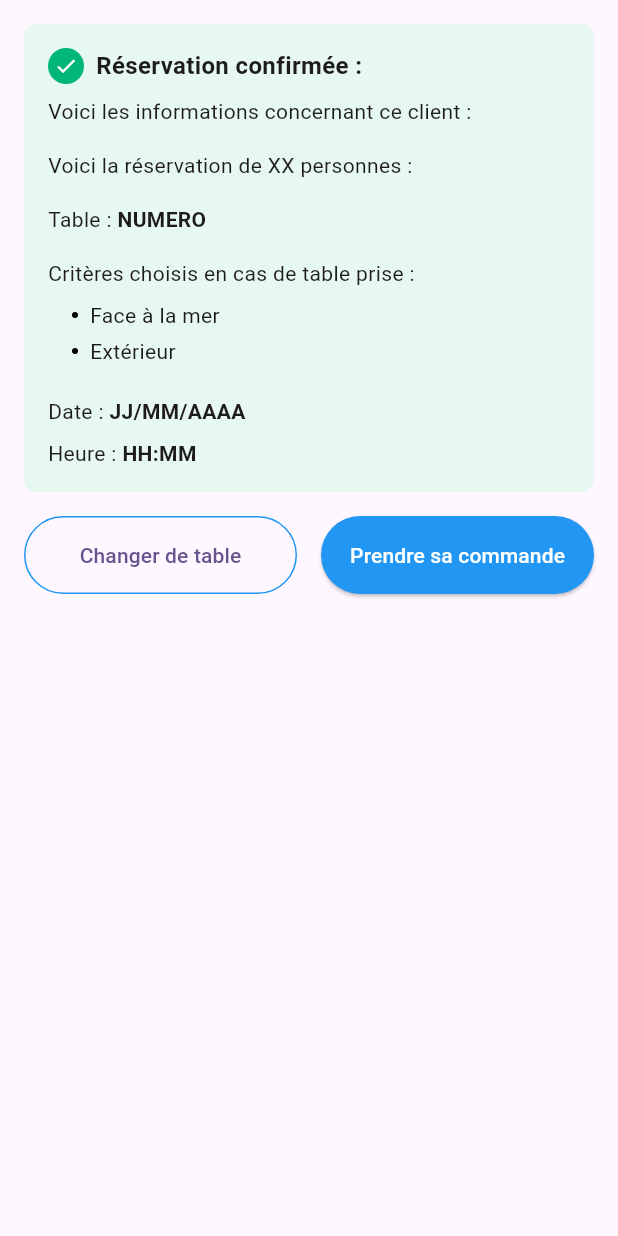
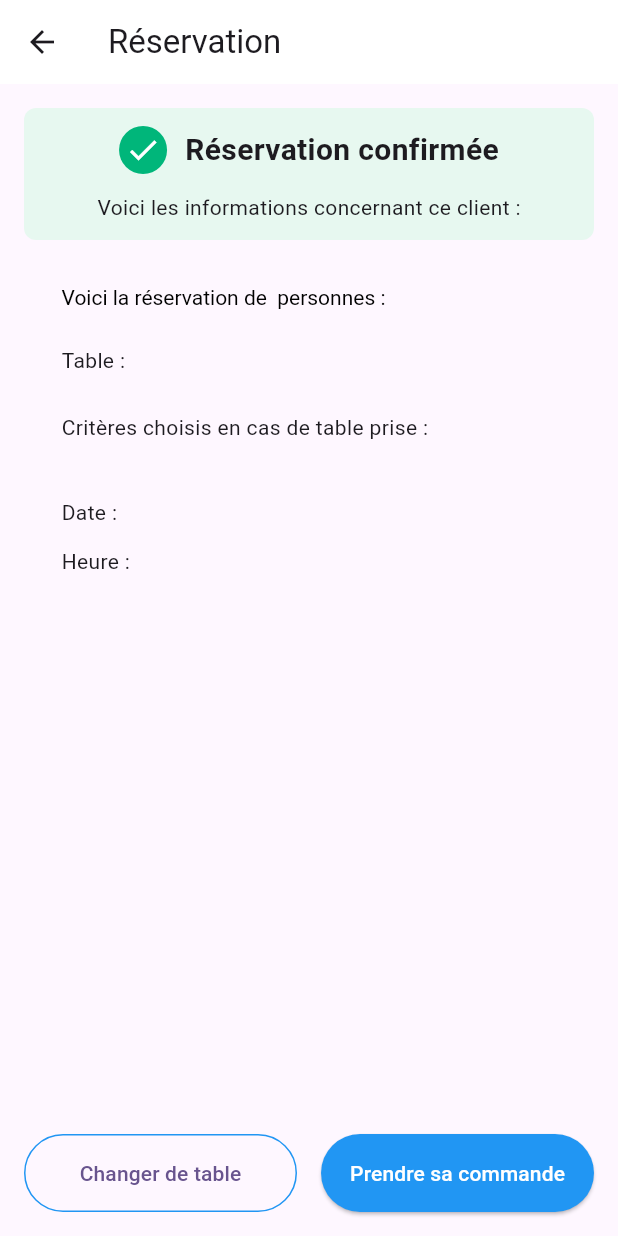
Before and after one commit to alex4900/App-La-Detente-De-Camoel, a Flutter app: the QRResultat screen opened directly with empty values, on a phone screen of 412 x 824 dp. Run offline on Flutter 3.47's test engine with Material 3 defaults, Android fonts, the light colour scheme and no system bars; our stand-ins replace flutter_svg; missing offline and left inert: qr_code_scanner_plus.

Commit message:
Finition qr code, erreurs et page de confirmation, manque le code des boutons + ajout du début de la logique des réservations précedentes

```diff
--- a/lib/ui/screens/HomePageScreen.dart
+++ b/lib/ui/screens/HomePageScreen.dart
@@ -15,7 +15,7 @@ import 'home/page4.dart';
 
 class HomePageScreen extends StatefulWidget {
   final int initialIndex;
-  const HomePageScreen({Key? key, this.initialIndex = 0}) : super(key: key);
+  const HomePageScreen({Key? key, this.initialIndex = 1}) : super(key: key);
 
   @override
   createState() => _HomePageScreenState();
--- a/lib/ui/screens/qrCode/qrResultat.dart
+++ b/lib/ui/screens/qrCode/qrResultat.dart
@@ -1,29 +1,38 @@
 import 'package:flutter/material.dart';
 
 class QRResultat extends StatelessWidget {
-
-  final String content;
+  final Map<String, dynamic> content;
 
   const QRResultat({Key? key, required this.content}) : super(key: key);
 
   @override
   Widget build(BuildContext context) {
     return Scaffold(
+      appBar: AppBar(
+        title: const Text('Réservation'),
+        leading: IconButton(
+          icon: const Icon(Icons.arrow_back),
+          onPressed: () => Navigator.of(context).pop(),
+        ),
+        backgroundColor: Colors.white,
+        elevation: 0,
+
+      ),
       body: Padding(
         padding: const EdgeInsets.all(16.0),
         child: Column(
-          crossAxisAlignment: CrossAxisAlignment.start,
           children: [
             Container(
-              padding: const EdgeInsets.all(16.0),
+              width: double.infinity,
+              padding: const EdgeInsets.symmetric(horizontal: 16.0, vertical: 12.0),
               decoration: BoxDecoration(
                 color: const Color(0xFFE7F8F0),
                 borderRadius: BorderRadius.circular(8.0),
               ),
               child: Column(
-                crossAxisAlignment: CrossAxisAlignment.start,
                 children: [
                   Row(
+                    mainAxisAlignment: MainAxisAlignment.center,
                     children: [
                       Container(
                         padding: const EdgeInsets.all(4.0),
@@ -34,79 +43,115 @@ class QRResultat extends StatelessWidget {
                         child: const Icon(
                           Icons.check,
                           color: Colors.white,
-                          size: 16.0,
+                          size: 24.0,
                         ),
                       ),
-                      const SizedBox(width: 8.0),
+                      const SizedBox(width: 12.0),
                       const Text(
-                        "Réservation confirmée :",
+                        'Réservation confirmée',
                         style: TextStyle(
-                          fontSize: 16.0,
+                          fontSize: 20.0,
                           fontWeight: FontWeight.bold,
                         ),
                       ),
                     ],
                   ),
-                  const SizedBox(height: 8.0),
+                  const SizedBox(height: 12.0),
                   const Text(
                     'Voici les informations concernant ce client :',
                     style: TextStyle(fontSize: 14.0),
                   ),
-                  const SizedBox(height: 16.0),
-                  const Text(
-                    'Voici la réservation de XX personnes :',
-                    style: TextStyle(fontSize: 14.0),
+                ],
+              ),
+            ),
+
+            const SizedBox(height: 30.0), // Augmenté l'espace ici
+            Container(
+              width: double.infinity,
+              constraints: const BoxConstraints(maxWidth: 330),
+              child: Column(
+                crossAxisAlignment: CrossAxisAlignment.start,
+                children: [
+                  RichText(
+                    text: TextSpan(
+                      style: const TextStyle(fontSize: 14.0, color: Colors.black),
+                      children: [
+                        const TextSpan(text: 'Voici la réservation de '),
+                        TextSpan(
+                          text: '${content['nombre_personnes']}',
+                          style: const TextStyle(fontWeight: FontWeight.bold),
+                        ),
+                        const TextSpan(text: ' personnes :'),
+                      ],
+                    ),
                   ),
-                  const SizedBox(height: 16.0),
-                  const Row(
+                  const SizedBox(height: 24.0),
+                  Row(
                     children: [
-                      Text(
+                      const Text(
                         'Table : ',
                         style: TextStyle(fontSize: 14.0),
                       ),
                       Text(
-                        'NUMERO',
-                        style: TextStyle(
+                        content['table'],
+                        style: const TextStyle(
                           fontSize: 14.0,
                           fontWeight: FontWeight.bold,
                         ),
                       ),
                     ],
                   ),
-                  const SizedBox(height: 16.0),
+                  const SizedBox(height: 24.0),
                   const Text(
                     'Critères choisis en cas de table prise :',
                     style: TextStyle(fontSize: 14.0),
                   ),
-                  const SizedBox(height: 8.0),
-                  bulletPoint('Face à la mer'),
-                  bulletPoint('Extérieur'),
-                  const SizedBox(height: 16.0),
-                  const Row(
+                  const SizedBox(height: 12.0),
+                  ...content['criteres'].map<Widget>(
+                        (critere) => Padding(
+                      padding: const EdgeInsets.symmetric(vertical: 4.0),
+                      child: Row(
+                        children: [
+                          Container(
+                            width: 4.0,
+                            height: 4.0,
+                            decoration: const BoxDecoration(
+                              color: Colors.black,
+                              shape: BoxShape.circle,
+                            ),
+                          ),
+                          const SizedBox(width: 8.0),
+                          Text(critere, style: const TextStyle(fontSize: 14.0)),
+                        ],
+                      ),
+                    ),
+                  ),
+                  const SizedBox(height: 24.0),
+                  Row(
                     children: [
-                      Text(
+                      const Text(
                         'Date : ',
                         style: TextStyle(fontSize: 14.0),
                       ),
                       Text(
-                        'JJ/MM/AAAA',
-                        style: TextStyle(
+                        content['date'],
+                        style: const TextStyle(
                           fontSize: 14.0,
                           fontWeight: FontWeight.bold,
                         ),
                       ),
                     ],
                   ),
-                  const SizedBox(height: 8.0),
-                  const Row(
+                  const SizedBox(height: 12.0),
+                  Row(
                     children: [
-                      Text(
+                      const Text(
                         'Heure : ',
                         style: TextStyle(fontSize: 14.0),
                       ),
                       Text(
-                        'HH:MM',
-                        style: TextStyle(
+                        content['heure'],
+                        style: const TextStyle(
                           fontSize: 14.0,
                           fontWeight: FontWeight.bold,
                         ),
@@ -116,7 +161,7 @@ class QRResultat extends StatelessWidget {
                 ],
               ),
             ),
-            const SizedBox(height: 16.0),
+            const Spacer(flex: 2),
             Row(
               children: [
                 Expanded(
@@ -150,24 +195,4 @@ class QRResultat extends StatelessWidget {
       ),
     );
   }
-
-  Widget bulletPoint(String text) {
-    return Padding(
-      padding: const EdgeInsets.only(left: 16.0, bottom: 4.0),
-      child: Row(
-        children: [
-          Container(
-            width: 4.0,
-            height: 4.0,
-            decoration: const BoxDecoration(
-              color: Colors.black,
-              shape: BoxShape.circle,
-            ),
-          ),
-          const SizedBox(width: 8.0),
-          Text(text, style: const TextStyle(fontSize: 14.0)),
-        ],
-      ),
-    );
-  }
 }
```
Also changed, not shown: lib/ui/screens/qrCode/qrScanner.dart (+39 -53 lines), lib/ui/screens/qrCode/reservationPassee.dart (added, +135 -0 lines), lib/utils/QRFonctions.dart (added, +36 -0 lines).
